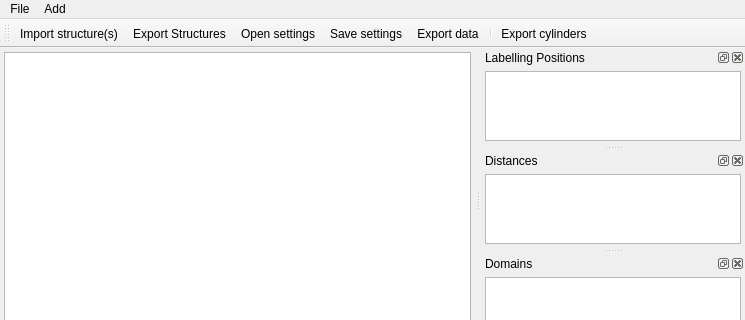
Before: the Qt Designer form mainwindow.ui in Fluorescence-Tools/Olga, drawn with Qt 5; both pictures show x 0 to 745 and y 0 to 320 of the 745 by 581 pixel window.
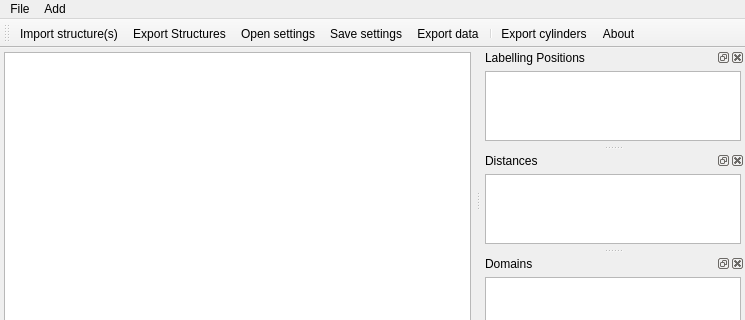
After: the same form once the commit is applied. Icons and pictures are not drawn.

Commit message: Add about dialog. Refactor to get rid of unused variable compiler warnings.

The edit to the form file:
```diff
--- a/mainwindow.ui
+++ b/mainwindow.ui
@@ -124,6 +124,7 @@
    <addaction name="actionExportData"/>
    <addaction name="separator"/>
    <addaction name="actionExportCylinders"/>
+   <addaction name="actionAbout"/>
   </widget>
   <widget class="QStatusBar" name="statusBar"/>
   <widget class="QDockWidget" name="labellingPositionsDockWidget">
@@ -463,6 +464,15 @@
     <string>Export cylinders domain representation for pymol</string>
    </property>
   </action>
+  <action name="actionAbout">
+   <property name="icon">
+    <iconset resource="icons.qrc">
+     <normaloff>:/icons/help-about.svgz</normaloff>:/icons/help-about.svgz</iconset>
+   </property>
+   <property name="text">
+    <string>About</string>
+   </property>
+  </action>
  </widget>
  <layoutdefault spacing="6" margin="11"/>
  <resources>
```
Left out of the diff: 17 changed lines with no effect on the pictures. The commit also changes 22 other files.
